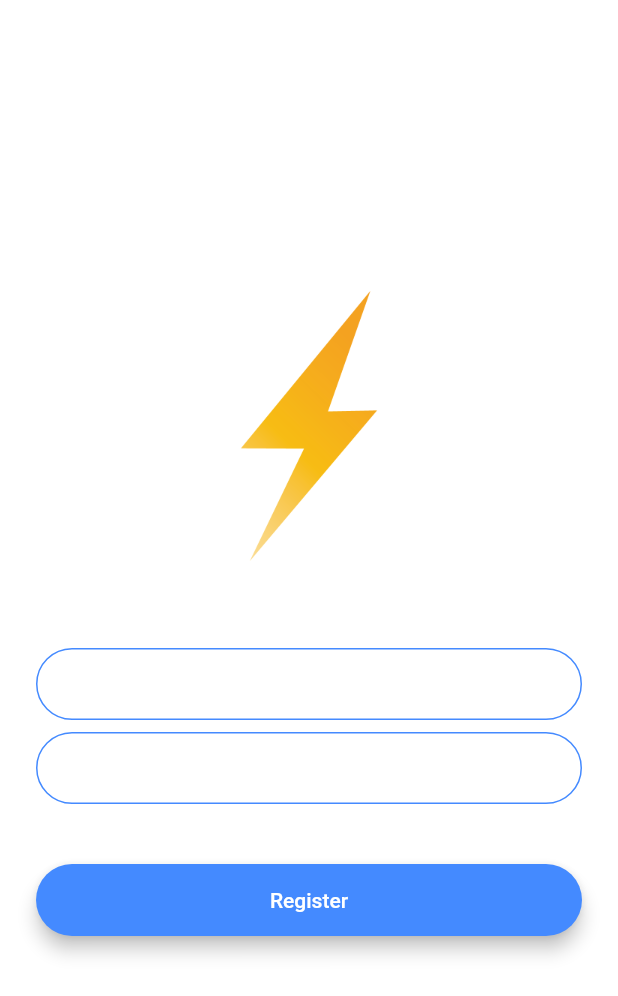
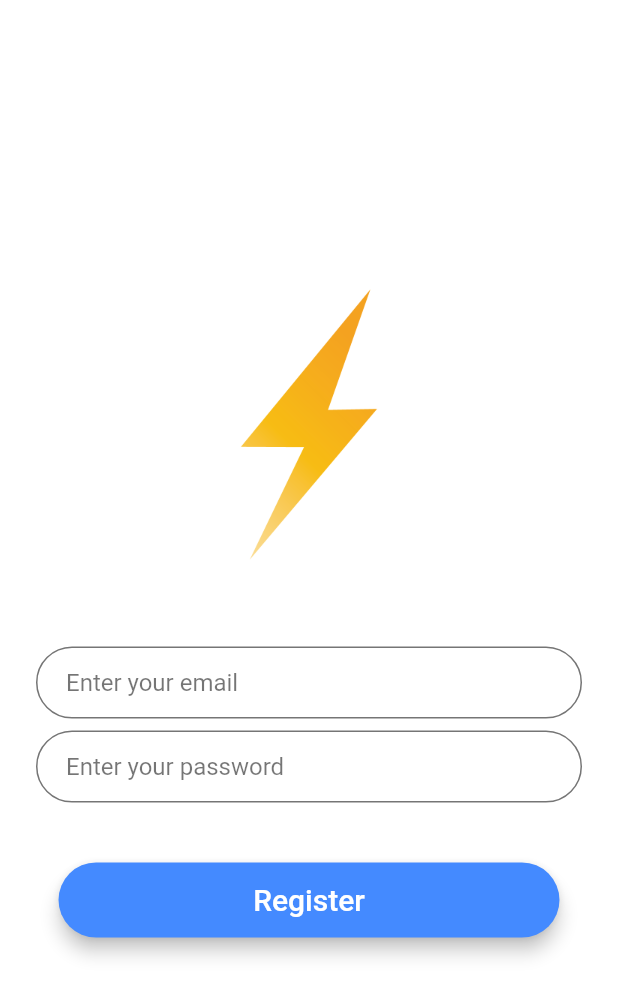
Before and after one commit to cagriaktpe/flash-chat, a Flutter app: the screen it shows after launch, after a tap on "Register", on a phone screen of 412 x 824 dp. Shown: the top 996 px of the screen. Run offline on Flutter 3.47's test engine with Material 2 defaults, Android fonts, the phone set to English and light mode, and no system bars; our stand-ins replace animated_text_kit.

Commit message:
Refactore code

```diff
--- /dev/null
+++ b/lib/components/rounded_button.dart
@@ -0,0 +1,33 @@
+import 'package:flutter/material.dart';
+
+class RoundedButton extends StatelessWidget {
+  RoundedButton({required this.colour, required this.title, required this.onPressed});
+
+  final Color colour;
+  final String title;
+  final Function() onPressed;
+
+  @override
+  Widget build(BuildContext context) {
+    return Padding(
+      padding: EdgeInsets.symmetric(vertical: 16.0, horizontal: 15.0),
+      child: Material(
+        elevation: 5.0,
+        color: colour,
+        borderRadius: BorderRadius.circular(30.0),
+        child: MaterialButton(
+          onPressed: onPressed,
+          minWidth: 200.0,
+          height: 50.0,
+          child: Text(
+            title,
+            style: TextStyle(
+              color: Colors.white,
+              fontSize: 20.0,
+            ),
+          ),
+        ),
+      ),
+    );
+  }
+}
--- a/lib/constants.dart
+++ b/lib/constants.dart
@@ -17,3 +17,20 @@ const kMessageContainerDecoration = BoxDecoration(
     top: BorderSide(color: Colors.lightBlueAccent, width: 2.0),
   ),
 );
+
+const kTextFieldDecoration = InputDecoration(
+  hintText: 'Enter a value',
+  hintStyle: TextStyle(color: Colors.black54),
+  contentPadding: EdgeInsets.symmetric(vertical: 10.0, horizontal: 20.0),
+  border: OutlineInputBorder(
+    borderRadius: BorderRadius.all(Radius.circular(32.0)),
+  ),
+  enabledBorder: OutlineInputBorder(
+    borderSide: BorderSide(color: Colors.black54, width: 1.0),
+    borderRadius: BorderRadius.all(Radius.circular(32.0)),
+  ),
+  focusedBorder: OutlineInputBorder(
+    borderSide: BorderSide(color: Colors.black54, width: 2.0),
+    borderRadius: BorderRadius.all(Radius.circular(32.0)),
+  ),
+);
--- a/lib/main.dart
+++ b/lib/main.dart
@@ -10,11 +10,6 @@ class FlashChat extends StatelessWidget {
   @override
   Widget build(BuildContext context) {
     return MaterialApp(
-        theme: ThemeData.dark().copyWith(
-          textTheme: TextTheme(
-            bodyMedium: TextStyle(color: Colors.black54),
-          ),
-        ),
         initialRoute: WelcomeScreen.id,
         routes: {
           WelcomeScreen.id: (context) => WelcomeScreen(),
--- a/lib/screens/login_screen.dart
+++ b/lib/screens/login_screen.dart
@@ -1,4 +1,11 @@
+// Package imports
 import 'package:flutter/material.dart';
+
+// Component imports
+import 'package:flash_chat/components/rounded_button.dart';
+
+// Constants imports
+import 'package:flash_chat/constants.dart';
 
 class LoginScreen extends StatefulWidget {
   static const String id = 'login_screen';
@@ -13,91 +20,53 @@ class _LoginScreenState extends State<LoginScreen> {
     return Scaffold(
       backgroundColor: Colors.white,
       body: Padding(
-        padding: EdgeInsets.symmetric(horizontal: 24.0),
+        padding: const EdgeInsets.symmetric(horizontal: 24.0),
         child: Column(
           mainAxisAlignment: MainAxisAlignment.center,
           crossAxisAlignment: CrossAxisAlignment.stretch,
           children: <Widget>[
             Hero(
               tag: 'logo',
-              child: Container(
+              child: SizedBox(
                 height: 200.0,
                 child: Image.asset('images/logo.png'),
               ),
             ),
-            SizedBox(
+            const SizedBox(
               height: 48.0,
             ),
+            // Email text field
             TextField(
               onChanged: (value) {
                 //Do something with the user input.
               },
-              decoration: InputDecoration(
-                hintText: 'Enter your email',
-                contentPadding:
-                EdgeInsets.symmetric(vertical: 10.0, horizontal: 20.0),
-                border: OutlineInputBorder(
-                  borderRadius: BorderRadius.all(Radius.circular(32.0)),
-                ),
-                enabledBorder: OutlineInputBorder(
-                  borderSide:
-                  BorderSide(color: Colors.lightBlueAccent, width: 1.0),
-                  borderRadius: BorderRadius.all(Radius.circular(32.0)),
-                ),
-                focusedBorder: OutlineInputBorder(
-                  borderSide:
-                  BorderSide(color: Colors.lightBlueAccent, width: 2.0),
-                  borderRadius: BorderRadius.all(Radius.circular(32.0)),
-                ),
-              ),
+              decoration: kTextFieldDecoration.copyWith(
+                hintText: 'Enter your email.',
+              )
             ),
-            SizedBox(
+            const SizedBox(
               height: 8.0,
             ),
+            // Password text field
             TextField(
               onChanged: (value) {
                 //Do something with the user input.
               },
-              decoration: InputDecoration(
+              decoration: kTextFieldDecoration.copyWith(
                 hintText: 'Enter your password.',
-                contentPadding:
-                EdgeInsets.symmetric(vertical: 10.0, horizontal: 20.0),
-                border: OutlineInputBorder(
-                  borderRadius: BorderRadius.all(Radius.circular(32.0)),
-                ),
-                enabledBorder: OutlineInputBorder(
-                  borderSide:
-                  BorderSide(color: Colors.lightBlueAccent, width: 1.0),
-                  borderRadius: BorderRadius.all(Radius.circular(32.0)),
-                ),
-                focusedBorder: OutlineInputBorder(
-                  borderSide:
-                  BorderSide(color: Colors.lightBlueAccent, width: 2.0),
-                  borderRadius: BorderRadius.all(Radius.circular(32.0)),
-                ),
-              ),
+              )
             ),
-            SizedBox(
+            const SizedBox(
               height: 24.0,
             ),
-            Padding(
-              padding: EdgeInsets.symmetric(vertical: 16.0),
-              child: Material(
-                color: Colors.lightBlueAccent,
-                borderRadius: BorderRadius.all(Radius.circular(30.0)),
-                elevation: 5.0,
-                child: MaterialButton(
-                  onPressed: () {
-                    //Implement login functionality.
-                  },
-                  minWidth: 200.0,
-                  height: 42.0,
-                  child: Text(
-                    'Log In',
-                  ),
-                ),
-              ),
-            ),
+            // Login button
+            RoundedButton(
+              colour: Colors.lightBlueAccent,
+              title: 'Log In',
+              onPressed: () {
+                //Go to login screen.
+              },
+            )
           ],
         ),
       ),
--- a/lib/screens/registration_screen.dart
+++ b/lib/screens/registration_screen.dart
@@ -1,7 +1,16 @@
+// Package imports
 import 'package:flutter/material.dart';
+
+// Component imports
+import 'package:flash_chat/components/rounded_button.dart';
+
+// Constants imports
+import 'package:flash_chat/constants.dart';
 
 class RegistrationScreen extends StatefulWidget {
   static const String id = 'registration_screen';
+
+  const RegistrationScreen({super.key});
 
   @override
   _RegistrationScreenState createState() => _RegistrationScreenState();
@@ -13,88 +22,47 @@ class _RegistrationScreenState extends State<RegistrationScreen> {
     return Scaffold(
       backgroundColor: Colors.white,
       body: Padding(
-        padding: EdgeInsets.symmetric(horizontal: 24.0),
+        padding: const EdgeInsets.symmetric(horizontal: 24.0),
         child: Column(
           mainAxisAlignment: MainAxisAlignment.center,
           crossAxisAlignment: CrossAxisAlignment.stretch,
           children: <Widget>[
             Hero(
               tag: 'logo',
-              child: Container(
+              child: SizedBox(
                 height: 200.0,
                 child: Image.asset('images/logo.png'),
               ),
             ),
-            SizedBox(
+            const SizedBox(
               height: 48.0,
             ),
+            // Email text field
             TextField(
               onChanged: (value) {
                 //Do something with the user input.
               },
-              decoration: InputDecoration(
+              decoration: kTextFieldDecoration.copyWith(
                 hintText: 'Enter your email',
-                contentPadding:
-                EdgeInsets.symmetric(vertical: 10.0, horizontal: 20.0),
-                border: OutlineInputBorder(
-                  borderRadius: BorderRadius.all(Radius.circular(32.0)),
-                ),
-                enabledBorder: OutlineInputBorder(
-                  borderSide: BorderSide(color: Colors.blueAccent, width: 1.0),
-                  borderRadius: BorderRadius.all(Radius.circular(32.0)),
-                ),
-                focusedBorder: OutlineInputBorder(
-                  borderSide: BorderSide(color: Colors.blueAccent, width: 2.0),
-                  borderRadius: BorderRadius.all(Radius.circular(32.0)),
-                ),
-              ),
+              )
             ),
-            SizedBox(
+            const SizedBox(
               height: 8.0,
             ),
+            // Password text field
             TextField(
               onChanged: (value) {
                 //Do something with the user input.
               },
-              decoration: InputDecoration(
+              decoration: kTextFieldDecoration.copyWith(
                 hintText: 'Enter your password',
-                contentPadding:
-                EdgeInsets.symmetric(vertical: 10.0, horizontal: 20.0),
-                border: OutlineInputBorder(
-                  borderRadius: BorderRadius.all(Radius.circular(32.0)),
-                ),
-                enabledBorder: OutlineInputBorder(
-                  borderSide: BorderSide(color: Colors.blueAccent, width: 1.0),
-                  borderRadius: BorderRadius.all(Radius.circular(32.0)),
-                ),
-                focusedBorder: OutlineInputBorder(
-                  borderSide: BorderSide(color: Colors.blueAccent, width: 2.0),
-                  borderRadius: BorderRadius.all(Radius.circular(32.0)),
-                ),
-              ),
+              )
             ),
-            SizedBox(
+            const SizedBox(
               height: 24.0,
             ),
-            Padding(
-              padding: EdgeInsets.symmetric(vertical: 16.0),
-              child: Material(
-                color: Colors.blueAccent,
-                borderRadius: BorderRadius.all(Radius.circular(30.0)),
-                elevation: 5.0,
-                child: MaterialButton(
-                  onPressed: () {
-                    //Implement registration functionality.
-                  },
-                  minWidth: 200.0,
-                  height: 42.0,
-                  child: Text(
-                    'Register',
-                    style: TextStyle(color: Colors.white),
-                  ),
-                ),
-              ),
-            ),
+            // Register Button
+            RoundedButton(colour: Colors.blueAccent, title: 'Register', onPressed: () {}),
           ],
         ),
       ),
--- a/lib/screens/welcome_screen.dart
+++ b/lib/screens/welcome_screen.dart
@@ -1,11 +1,18 @@
+// package imports
 import 'package:flutter/material.dart';
 import 'package:animated_text_kit/animated_text_kit.dart';
 
+// screen imports
 import 'login_screen.dart';
 import 'registration_screen.dart';
 
+// component imports
+import '../components/rounded_button.dart';
+
 class WelcomeScreen extends StatefulWidget {
   static const String id = 'welcome_screen';
+
+  const WelcomeScreen({super.key});
 
   @override
   _WelcomeScreenState createState() => _WelcomeScreenState();
@@ -21,7 +28,7 @@ class _WelcomeScreenState extends State<WelcomeScreen> with SingleTickerProvider
     super.initState();
 
     controller = AnimationController(
-      duration: Duration(seconds: 1), // 1 second
+      duration: const Duration(seconds: 1), // 1 second
       vsync: this, // this is the ticker
     );
 
@@ -33,7 +40,6 @@ class _WelcomeScreenState extends State<WelcomeScreen> with SingleTickerProvider
 
     controller.addListener(() {
       setState(() {
-        print(animation.value);
       });
     });
   }
@@ -49,7 +55,7 @@ class _WelcomeScreenState extends State<WelcomeScreen> with SingleTickerProvider
     return Scaffold(
       backgroundColor: animation.value,
       body: Padding(
-        padding: EdgeInsets.symmetric(horizontal: 24.0),
+        padding: const EdgeInsets.symmetric(horizontal: 24.0),
         child: Column(
           mainAxisAlignment: MainAxisAlignment.center,
           crossAxisAlignment: CrossAxisAlignment.stretch,
@@ -58,61 +64,39 @@ class _WelcomeScreenState extends State<WelcomeScreen> with SingleTickerProvider
               children: <Widget>[
                 Hero(
                   tag: 'logo',
-                  child: Container(
-                    child: Image.asset('images/logo.png'),
-                    height: 60.0, // this is the value of the animation
+                  child: SizedBox(
+                    height: 60.0,
+                    child: Image.asset('images/logo.png'), // this is the value of the animation
                   ),
                 ),
                 TypewriterAnimatedTextKit(
-                  text: ['Flash Chat'],
-                  textStyle: TextStyle(
+                  text: const ['Flash Chat'],
+                  textStyle: const TextStyle(
                     fontSize: 45.0,
                     fontWeight: FontWeight.w900,
                   ),
-                  speed: Duration(milliseconds: 300),
+                  speed: const Duration(milliseconds: 300),
                 )
               ],
             ),
-            SizedBox(
+            const SizedBox(
               height: 48.0,
             ),
             // Login button
-            Padding(
-              padding: EdgeInsets.symmetric(vertical: 16.0),
-              child: Material(
-                elevation: 5.0,
-                color: Colors.lightBlueAccent,
-                borderRadius: BorderRadius.circular(30.0),
-                child: MaterialButton(
+            RoundedButton(
+              colour: Colors.lightBlueAccent,
+              title: 'Log In',
               onPressed: () {
                 Navigator.pushNamed(context, LoginScreen.id);
               },
-                  minWidth: 200.0,
-                  height: 42.0,
-                  child: Text(
-                    'Log In',
-                  ),
-                ),
-              ),
             ),
             // Register button
-            Padding(
-              padding: EdgeInsets.symmetric(vertical: 16.0),
-              child: Material(
-                color: Colors.blueAccent,
-                borderRadius: BorderRadius.circular(30.0),
-                elevation: 5.0,
-                child: MaterialButton(
+            RoundedButton(
+              colour: Colors.blueAccent,
+              title: 'Register',
               onPressed: () {
                 Navigator.pushNamed(context, RegistrationScreen.id);
               },
-                  minWidth: 200.0,
-                  height: 42.0,
-                  child: Text(
-                    'Register',
-                  ),
-                ),
-              ),
             ),
           ],
         ),
```
Lines whose indentation alone changed are shown as unchanged.
